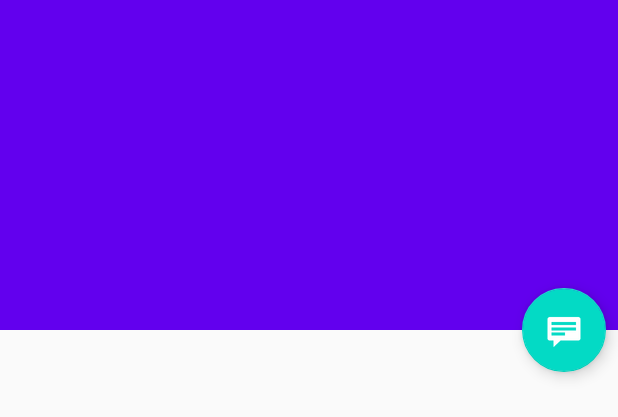
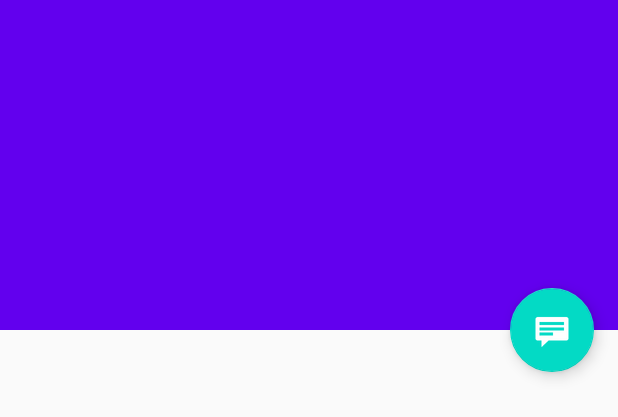
Before and after one commit to jeffarce1991/mvvm-template, an Android app: the layout activity_user_detail.xml on its own in the app's theme, with its tools: preview values and no code run, on a phone screen of 412 x 824 dp. Shown: the top 417 px of the screen. Run offline under Robolectric (Android 15) with nearby library versions, the phone set to English and light mode, and no system bars.

Commit message:
Add resources.

```diff
--- a/app/src/main/res/values/colors.xml
+++ b/app/src/main/res/values/colors.xml
@@ -3,4 +3,6 @@
     <color name="colorPrimary">#6200EE</color>
     <color name="colorPrimaryDark">#3700B3</color>
     <color name="colorAccent">#03DAC5</color>
+    <color name="white">#FFFFFF</color>
+    <color name="gray">#B3B3B3</color>
 </resources>
--- a/app/src/main/res/values/dimens.xml
+++ b/app/src/main/res/values/dimens.xml
@@ -7,5 +7,8 @@
     <dimen name="screen_margin_small">12dp</dimen>
     <dimen name="screen_margin_xs">8dp</dimen>
     <dimen name="app_bar_height">220dp</dimen>
+    <dimen name="fab_margin">16dp</dimen>
+    <dimen name="item_width">200dp</dimen>
+    <dimen name="text_margin">16dp</dimen>
 
 </resources>
--- a/app/src/main/res/values/strings.xml
+++ b/app/src/main/res/values/strings.xml
@@ -1,4 +1,6 @@
 <resources>
     <string name="app_name">mvvm-template-app</string>
     <string name="content_description" />
+    <string name="title_user_list">Users</string>
+    <string name="title_user_detail">User Detail</string>
 </resources>
--- a/app/src/main/res/values/styles.xml
+++ b/app/src/main/res/values/styles.xml
@@ -7,15 +7,22 @@
         <item name="colorAccent">@color/colorAccent</item>
 
 
-
-        <item name="textAppearanceHeadline1">@style/TextAppearance.MaterialComponents.Headline1</item>
-        <item name="textAppearanceHeadline2">@style/TextAppearance.MaterialComponents.Headline2</item>
-        <item name="textAppearanceHeadline3">@style/TextAppearance.MaterialComponents.Headline3</item>
-        <item name="textAppearanceHeadline4">@style/TextAppearance.MaterialComponents.Headline4</item>
-        <item name="textAppearanceHeadline5">@style/TextAppearance.MaterialComponents.Headline5</item>
-        <item name="textAppearanceHeadline6">@style/TextAppearance.MaterialComponents.Headline6</item>
-        <item name="textAppearanceSubtitle1">@style/TextAppearance.MaterialComponents.Subtitle1</item>
-        <item name="textAppearanceSubtitle2">@style/TextAppearance.MaterialComponents.Subtitle2</item>
+        <item name="textAppearanceHeadline1">@style/TextAppearance.MaterialComponents.Headline1
+        </item>
+        <item name="textAppearanceHeadline2">@style/TextAppearance.MaterialComponents.Headline2
+        </item>
+        <item name="textAppearanceHeadline3">@style/TextAppearance.MaterialComponents.Headline3
+        </item>
+        <item name="textAppearanceHeadline4">@style/TextAppearance.MaterialComponents.Headline4
+        </item>
+        <item name="textAppearanceHeadline5">@style/TextAppearance.MaterialComponents.Headline5
+        </item>
+        <item name="textAppearanceHeadline6">@style/TextAppearance.MaterialComponents.Headline6
+        </item>
+        <item name="textAppearanceSubtitle1">@style/TextAppearance.MaterialComponents.Subtitle1
+        </item>
+        <item name="textAppearanceSubtitle2">@style/TextAppearance.MaterialComponents.Subtitle2
+        </item>
         <item name="textAppearanceBody1">@style/TextAppearance.MaterialComponents.Body1</item>
         <item name="textAppearanceBody2">@style/TextAppearance.MaterialComponents.Body2</item>
         <item name="textAppearanceCaption">@style/TextAppearance.MaterialComponents.Caption</item>
@@ -23,4 +30,13 @@
         <item name="textAppearanceOverline">@style/TextAppearance.MaterialComponents.Overline</item>
     </style>
 
+    <style name="AppTheme.NoActionBar">
+        <item name="windowActionBar">false</item>
+        <item name="windowNoTitle">true</item>
+    </style>
+
+    <style name="AppTheme.AppBarOverlay" parent="ThemeOverlay.AppCompat.Dark.ActionBar" />
+
+    <style name="AppTheme.PopupOverlay" parent="ThemeOverlay.AppCompat.Light" />
+
 </resources>
```
